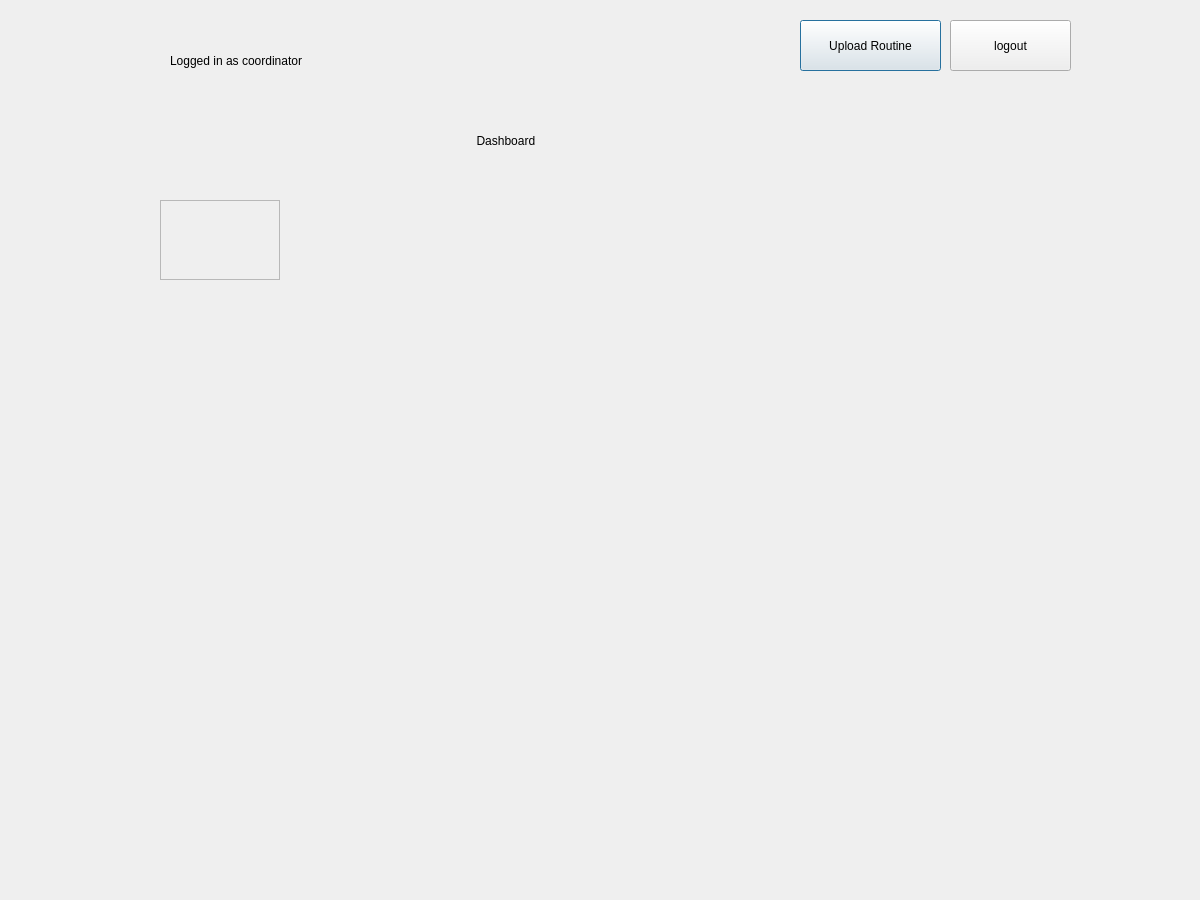
Before: the Qt Designer form coordinatordash.ui in prazzx/Kakshya, drawn with Qt 5.
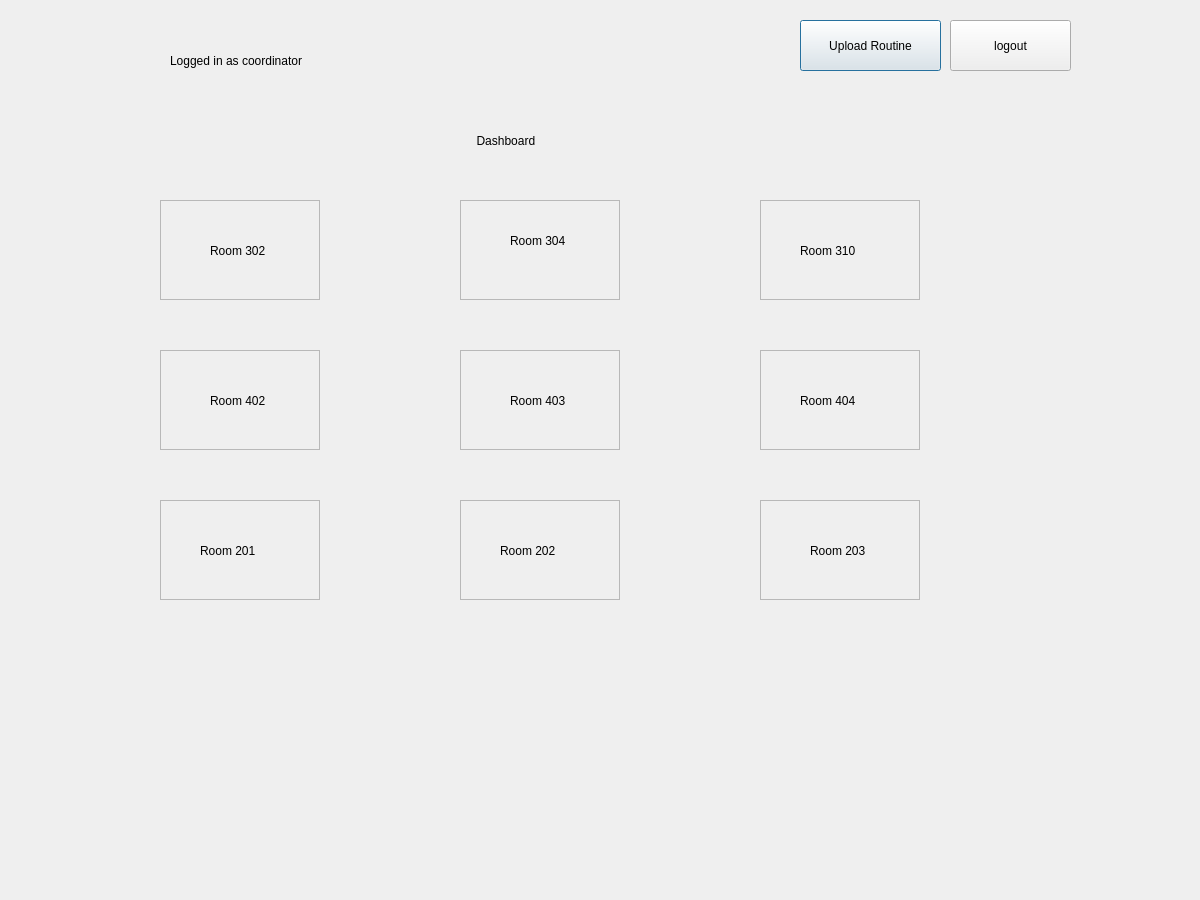
After: the same form once the commit is applied.

The edit to the form file:
```diff
--- a/coordinatordash.ui
+++ b/coordinatordash.ui
@@ -83,8 +83,8 @@
     <rect>
      <x>160</x>
      <y>200</y>
-     <width>120</width>
-     <height>80</height>
+     <width>160</width>
+     <height>100</height>
     </rect>
    </property>
    <property name="frameShape">
@@ -93,6 +93,19 @@
    <property name="frameShadow">
     <enum>QFrame::Shadow::Raised</enum>
    </property>
+   <widget class="QLabel" name="label_3">
+    <property name="geometry">
+     <rect>
+      <x>50</x>
+      <y>40</y>
+      <width>71</width>
+      <height>21</height>
+     </rect>
+    </property>
+    <property name="text">
+     <string>Room 302</string>
+    </property>
+   </widget>
   </widget>
   <widget class="QLabel" name="labelTime">
    <property name="geometry">
@@ -107,6 +120,238 @@
     <string/>
    </property>
   </widget>
+  <widget class="QFrame" name="frame2">
+   <property name="geometry">
+    <rect>
+     <x>460</x>
+     <y>200</y>
+     <width>160</width>
+     <height>100</height>
+    </rect>
+   </property>
+   <property name="frameShape">
+    <enum>QFrame::Shape::StyledPanel</enum>
+   </property>
+   <property name="frameShadow">
+    <enum>QFrame::Shadow::Raised</enum>
+   </property>
+   <widget class="QLabel" name="label_4">
+    <property name="geometry">
+     <rect>
+      <x>50</x>
+      <y>30</y>
+      <width>71</width>
+      <height>21</height>
+     </rect>
+    </property>
+    <property name="text">
+     <string>Room 304</string>
+    </property>
+   </widget>
+  </widget>
+  <widget class="QFrame" name="frame3">
+   <property name="geometry">
+    <rect>
+     <x>760</x>
+     <y>200</y>
+     <width>160</width>
+     <height>100</height>
+    </rect>
+   </property>
+   <property name="frameShape">
+    <enum>QFrame::Shape::StyledPanel</enum>
+   </property>
+   <property name="frameShadow">
+    <enum>QFrame::Shadow::Raised</enum>
+   </property>
+   <widget class="QLabel" name="label_5">
+    <property name="geometry">
+     <rect>
+      <x>40</x>
+      <y>40</y>
+      <width>71</width>
+      <height>21</height>
+     </rect>
+    </property>
+    <property name="text">
+     <string>Room 310</string>
+    </property>
+   </widget>
+  </widget>
+  <widget class="QFrame" name="frame6">
+   <property name="geometry">
+    <rect>
+     <x>760</x>
+     <y>350</y>
+     <width>160</width>
+     <height>100</height>
+    </rect>
+   </property>
+   <property name="frameShape">
+    <enum>QFrame::Shape::StyledPanel</enum>
+   </property>
+   <property name="frameShadow">
+    <enum>QFrame::Shadow::Raised</enum>
+   </property>
+   <widget class="QLabel" name="label_6">
+    <property name="geometry">
+     <rect>
+      <x>40</x>
+      <y>40</y>
+      <width>71</width>
+      <height>21</height>
+     </rect>
+    </property>
+    <property name="text">
+     <string>Room 404</string>
+    </property>
+   </widget>
+  </widget>
+  <widget class="QFrame" name="frame9">
+   <property name="geometry">
+    <rect>
+     <x>760</x>
+     <y>500</y>
+     <width>160</width>
+     <height>100</height>
+    </rect>
+   </property>
+   <property name="frameShape">
+    <enum>QFrame::Shape::StyledPanel</enum>
+   </property>
+   <property name="frameShadow">
+    <enum>QFrame::Shadow::Raised</enum>
+   </property>
+   <widget class="QLabel" name="label_7">
+    <property name="geometry">
+     <rect>
+      <x>50</x>
+      <y>40</y>
+      <width>71</width>
+      <height>21</height>
+     </rect>
+    </property>
+    <property name="text">
+     <string>Room 203</string>
+    </property>
+   </widget>
+  </widget>
+  <widget class="QFrame" name="frame5">
+   <property name="geometry">
+    <rect>
+     <x>460</x>
+     <y>350</y>
+     <width>160</width>
+     <height>100</height>
+    </rect>
+   </property>
+   <property name="frameShape">
+    <enum>QFrame::Shape::StyledPanel</enum>
+   </property>
+   <property name="frameShadow">
+    <enum>QFrame::Shadow::Raised</enum>
+   </property>
+   <widget class="QLabel" name="label_8">
+    <property name="geometry">
+     <rect>
+      <x>50</x>
+      <y>40</y>
+      <width>71</width>
+      <height>21</height>
+     </rect>
+    </property>
+    <property name="text">
+     <string>Room 403</string>
+    </property>
+   </widget>
+  </widget>
+  <widget class="QFrame" name="frame8">
+   <property name="geometry">
+    <rect>
+     <x>460</x>
+     <y>500</y>
+     <width>160</width>
+     <height>100</height>
+    </rect>
+   </property>
+   <property name="frameShape">
+    <enum>QFrame::Shape::StyledPanel</enum>
+   </property>
+   <property name="frameShadow">
+    <enum>QFrame::Shadow::Raised</enum>
+   </property>
+   <widget class="QLabel" name="label_9">
+    <property name="geometry">
+     <rect>
+      <x>40</x>
+      <y>40</y>
+      <width>71</width>
+      <height>21</height>
+     </rect>
+    </property>
+    <property name="text">
+     <string>Room 202</string>
+    </property>
+   </widget>
+  </widget>
+  <widget class="QFrame" name="frame4">
+   <property name="geometry">
+    <rect>
+     <x>160</x>
+     <y>350</y>
+     <width>160</width>
+     <height>100</height>
+    </rect>
+   </property>
+   <property name="frameShape">
+    <enum>QFrame::Shape::StyledPanel</enum>
+   </property>
+   <property name="frameShadow">
+    <enum>QFrame::Shadow::Raised</enum>
+   </property>
+   <widget class="QLabel" name="label_11">
+    <property name="geometry">
+     <rect>
+      <x>50</x>
+      <y>40</y>
+      <width>71</width>
+      <height>21</height>
+     </rect>
+    </property>
+    <property name="text">
+     <string>Room 402</string>
+    </property>
+   </widget>
+  </widget>
+  <widget class="QFrame" name="frame7">
+   <property name="geometry">
+    <rect>
+     <x>160</x>
+     <y>500</y>
+     <width>160</width>
+     <height>100</height>
+    </rect>
+   </property>
+   <property name="frameShape">
+    <enum>QFrame::Shape::StyledPanel</enum>
+   </property>
+   <property name="frameShadow">
+    <enum>QFrame::Shadow::Raised</enum>
+   </property>
+   <widget class="QLabel" name="label_12">
+    <property name="geometry">
+     <rect>
+      <x>40</x>
+      <y>40</y>
+      <width>71</width>
+      <height>21</height>
+     </rect>
+    </property>
+    <property name="text">
+     <string>Room 201</string>
+    </property>
+   </widget>
+  </widget>
  </widget>
  <resources/>
  <connections/>
```
